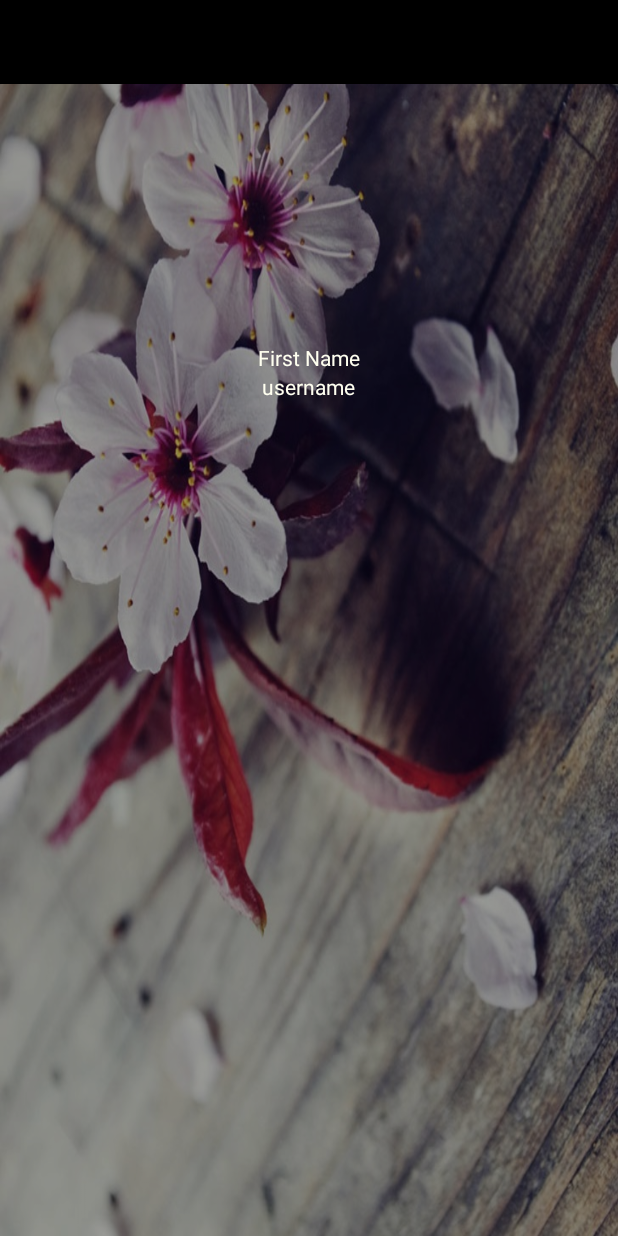
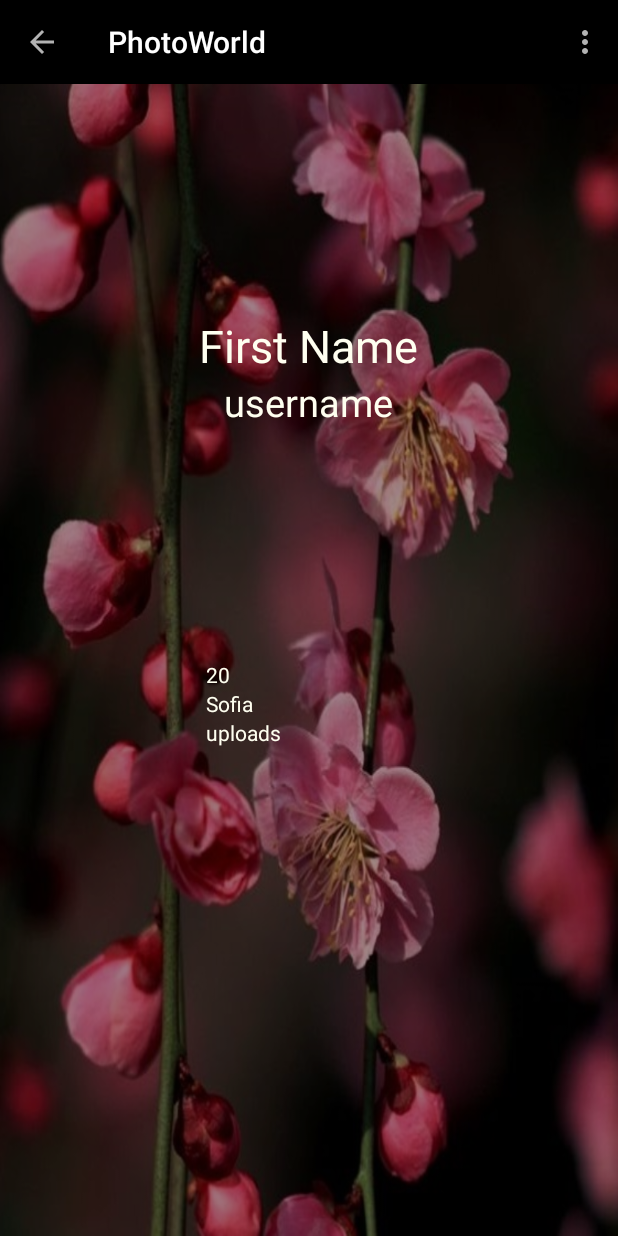
Before and after one commit to vanya-dimitrova/PhotoWorld, an Android app: the ProfileActivity screen opened directly, with no data from a screen before it, on a phone screen of 412 x 824 dp. Run offline under Robolectric (Android 15) with nearby library versions, the phone set to English and light mode, and no system bars.

Commit message:
Ëdited profile/edit profile activities and toolbars

```diff
--- a/app/src/main/AndroidManifest.xml
+++ b/app/src/main/AndroidManifest.xml
@@ -2,6 +2,7 @@
 <manifest xmlns:android="http://schemas.android.com/apk/res/android"
     package="com.example.user.photoworld">
 
+    <uses-permission android:name="android.permission.READ_EXTERNAL_STORAGE" />
     <uses-permission android:name="android.permission.WRITE_EXTERNAL_STORAGE" />
     <uses-permission android:name="android.permission.SET_WALLPAPER" />
 
--- a/app/src/main/java/com/example/user/photoworld/MyGalleryActivity.java
+++ b/app/src/main/java/com/example/user/photoworld/MyGalleryActivity.java
@@ -29,7 +29,7 @@ public class MyGalleryActivity extends AppCompatActivity {
     @Override
     public boolean onCreateOptionsMenu(Menu menu) {
         MenuInflater inflater = getMenuInflater();
-        inflater.inflate(R.menu.menu_gallery, menu);
+        inflater.inflate(R.menu.menu_my_gallery, menu);
         return true;
     }
 
@@ -43,10 +43,6 @@ public class MyGalleryActivity extends AppCompatActivity {
                 startActivity(new Intent(MyGalleryActivity.this, MyGalleryActivity.class));
                 finish();
                 return true;
-            case R.id.item_my_gallery:
-                startActivity(new Intent(MyGalleryActivity.this, MyGalleryActivity.class));
-                finish();
-                return true;
             case R.id.item_upload:
                 return true;
             case R.id.item_log_out:
--- a/app/src/main/java/com/example/user/photoworld/ProfileActivity.java
+++ b/app/src/main/java/com/example/user/photoworld/ProfileActivity.java
@@ -1,21 +1,29 @@
 package com.example.user.photoworld;
 
+import android.content.Intent;
 import android.os.Bundle;
+import android.support.v4.app.NavUtils;
 import android.support.v7.app.AppCompatActivity;
+import android.support.v7.widget.Toolbar;
+import android.view.Menu;
+import android.view.MenuInflater;
 import android.view.MenuItem;
+import android.widget.LinearLayout;
 import android.widget.TextView;
 
+import com.example.user.photoworld.model.Author;
 import com.example.user.photoworld.model.User;
 
 public class ProfileActivity extends AppCompatActivity{
 
-    private MenuItem edit;
+    private static final int SUCCESSFUL_EDIT = 4;
+
     private TextView name;
     private TextView username;
     private TextView address;
     private TextView age;
-    private TextView rating;
     private TextView uploads;
+    private Toolbar toolbar;
 
     @Override
     protected void onCreate(Bundle savedInstanceState) {
@@ -26,13 +34,64 @@ public class ProfileActivity extends AppCompatActivity{
         username = (TextView) findViewById(R.id.profile_username);
         address = (TextView) findViewById(R.id.profile_address);
         age = (TextView) findViewById(R.id.profile_age);
-        rating = (TextView) findViewById(R.id.profile_rating);
         uploads = (TextView) findViewById(R.id.profile_uploads);
-       // edit = (MenuItem) findViewById(R.id.item_edit);
+        toolbar = (Toolbar) findViewById(R.id.toolbar);
 
         Bundle bundle = getIntent().getExtras();
         if (bundle != null && bundle.getSerializable("user") != null) {
             MainActivity.currentUser = (User) getIntent().getExtras().getSerializable("user");
+            name.setText(MainActivity.currentUser.getName());
+            username.setText(MainActivity.currentUser.getUserName());
+            if (MainActivity.currentUser.role.equals(User.Role.AUTHOR)) {
+                this.findViewById(R.id.uploads_layout).setVisibility(LinearLayout.VISIBLE);
+                uploads.setText(((Author)MainActivity.currentUser).getUploads());
+            } else {
+                this.findViewById(R.id.uploads_layout).setVisibility(LinearLayout.GONE);
+            }
+            if (MainActivity.currentUser.getAddress() != null) {
+                this.findViewById(R.id.address_layout).setVisibility(LinearLayout.VISIBLE);
+                address.setText(MainActivity.currentUser.getAddress());
+            } else {
+                this.findViewById(R.id.address_layout).setVisibility(LinearLayout.GONE);
+            }
+            if (MainActivity.currentUser.getAge() != 0) {
+                this.findViewById(R.id.age_layout).setVisibility(LinearLayout.VISIBLE);
+                age.setText(MainActivity.currentUser.getAge());
+            } else {
+                this.findViewById(R.id.age_layout).setVisibility(LinearLayout.GONE);
+            }
         }
+        setSupportActionBar(toolbar);
+        getSupportActionBar().setHomeButtonEnabled(true);
+        getSupportActionBar().setDisplayHomeAsUpEnabled(true);
+    }
+
+    @Override
+    public boolean onCreateOptionsMenu(Menu menu) {
+        MenuInflater inflater = getMenuInflater();
+        inflater.inflate(R.menu.menu_profile, menu);
+        return true;
+    }
+
+    @Override
+    public boolean onOptionsItemSelected(MenuItem item) {
+        switch (item.getItemId()) {
+            case R.id.home:
+                NavUtils.navigateUpFromSameTask(this);
+                return true;
+            case R.id.item_edit:
+                startActivityForResult(new Intent(ProfileActivity.this, EditProfileActivity.class), SUCCESSFUL_EDIT);
+            case R.id.item_my_gallery:
+                startActivity(new Intent(ProfileActivity.this, MyGalleryActivity.class));
+                finish();
+                return true;
+            case R.id.item_upload:
+                startActivity(new Intent(ProfileActivity.this, UploadDialogActivity.class));
+                return true;
+            case R.id.item_log_out:
+                startActivity(new Intent(ProfileActivity.this, LogoutDialogActivity.class));
+                return true;
+        }
+        return super.onOptionsItemSelected(item);
     }
 }
--- a/app/src/main/java/com/example/user/photoworld/model/User.java
+++ b/app/src/main/java/com/example/user/photoworld/model/User.java
@@ -28,6 +28,10 @@ public class User implements Serializable, Cloneable{
 		beNotified = true;
 		this.role = Role.USER;
 		madeComments = new ArrayList<>();
+	}
+
+	public String getAddress() {
+		return address;
 	}
 
 	public String getName() {
--- a/app/src/main/res/layout/activity_logout_dialog.xml
+++ b/app/src/main/res/layout/activity_logout_dialog.xml
@@ -51,5 +51,4 @@
             android:background="@color/colorDarkBackground"/>
 
     </LinearLayout>
-
 </LinearLayout>
--- a/app/src/main/res/layout/activity_profile.xml
+++ b/app/src/main/res/layout/activity_profile.xml
@@ -2,7 +2,7 @@
 <LinearLayout xmlns:android="http://schemas.android.com/apk/res/android"
     android:orientation="vertical" android:layout_width="match_parent"
     android:layout_height="match_parent"
-    android:background="@drawable/background_flowers">
+    android:background="@drawable/image_background3">
 
     <include
         layout="@layout/app_bar"
@@ -31,13 +31,15 @@
                 android:layout_width="wrap_content"
                 android:layout_height="wrap_content"
                 android:textColor="@color/colorWhitish"
-                android:text="First Name"/>
+                android:text="First Name"
+                android:textSize="30sp"/>
 
             <TextView
                 android:id="@+id/profile_username"
                 android:layout_width="wrap_content"
                 android:layout_height="wrap_content"
                 android:textColor="@color/colorWhitish"
+                android:textSize="25sp"
                 android:text="username"/>
 
         </LinearLayout>
@@ -49,6 +51,7 @@
             android:orientation="vertical">
 
             <LinearLayout
+                android:id="@+id/age_layout"
                 android:layout_width="match_parent"
                 android:layout_height="wrap_content"
                 android:orientation="horizontal">
@@ -56,11 +59,12 @@
                 <ImageView
                     android:id="@+id/age_icon"
                     android:layout_width="0dp"
-                    android:layout_weight="1"
+                    android:layout_weight="2"
                     android:layout_height="wrap_content"/>
 
                 <TextView
                     android:id="@+id/profile_age"
+                    android:text="20"
                     android:layout_width="0dp"
                     android:layout_weight="4"
                     android:layout_height="wrap_content"
@@ -69,54 +73,44 @@
             </LinearLayout>
 
             <LinearLayout
+                android:id="@+id/address_layout"
                 android:layout_width="match_parent"
                 android:layout_height="wrap_content"
                 android:orientation="horizontal">
 
                 <ImageView
                     android:id="@+id/address_icon"
-                    android:layout_width="wrap_content"
+                    android:layout_width="0dp"
+                    android:layout_weight="2"
                     android:layout_height="wrap_content"/>
 
                 <TextView
                     android:id="@+id/profile_address"
-                    android:layout_width="wrap_content"
+                    android:layout_width="0dp"
+                    android:layout_weight="4"
                     android:layout_height="wrap_content"
+                    android:text="Sofia"
                     android:textColor="@color/colorWhitish"/>
 
             </LinearLayout>
 
             <LinearLayout
+                android:id="@+id/uploads_layout"
                 android:layout_width="match_parent"
                 android:layout_height="wrap_content"
                 android:orientation="horizontal">
 
                 <ImageView
                     android:id="@+id/uploads_icon"
-                    android:layout_width="wrap_content"
+                    android:layout_width="0dp"
+                    android:layout_weight="2"
                     android:layout_height="wrap_content"/>
 
                 <TextView
                     android:id="@+id/profile_uploads"
-                    android:layout_width="wrap_content"
-                    android:layout_height="wrap_content"
-                    android:textColor="@color/colorWhitish"/>
-
-            </LinearLayout>
-
-            <LinearLayout
-                android:layout_width="match_parent"
-                android:layout_height="wrap_content"
-                android:orientation="horizontal">
-
-                <ImageView
-                    android:id="@+id/rating_icon"
-                    android:layout_width="wrap_content"
-                    android:layout_height="wrap_content"/>
-
-                <TextView
-                    android:id="@+id/profile_rating"
-                    android:layout_width="wrap_content"
+                    android:layout_width="0dp"
+                    android:layout_weight="4"
+                    android:text="uploads"
                     android:layout_height="wrap_content"
                     android:textColor="@color/colorWhitish"/>
 
```
Also changed, not shown: app/src/main/java/com/example/user/photoworld/EditProfileActivity.java (+5 -2 lines), app/src/main/java/com/example/user/photoworld/PhotoViewActivity.java (+4 -3 lines), app/src/main/java/com/example/user/photoworld/UploadDialogActivity.java (+38 -1 lines), app/src/main/java/com/example/user/photoworld/model/Author.java (+10 -0 lines), app/src/main/res/layout/activity_upload_dialog.xml (+39 -7 lines), app/src/main/res/menu/menu_my_gallery.xml (added, +16 -0 lines), app/src/main/res/drawable/upload_folder.png (added).
